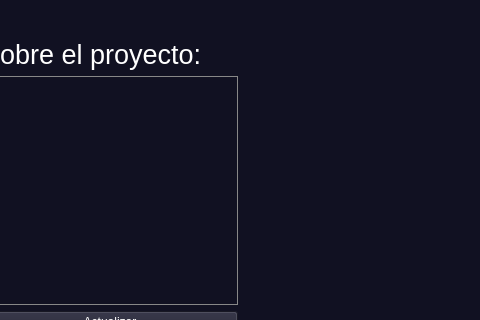
Before: the Qt Designer form pages/project_page/projectpage.ui in braiaantt/Braian-Web-Admin-Panel, drawn with Qt 5; both pictures show x 602 to 1082 and y 0 to 320 of the 1082 by 729 pixel window.
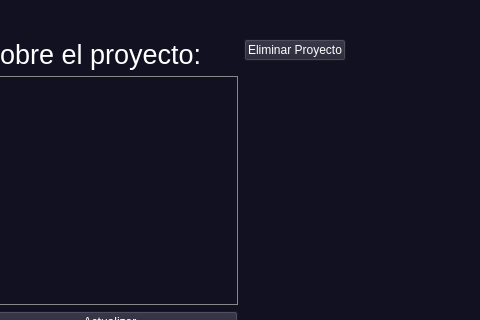
After: the same form once the commit is applied. Custom widgets are drawn as their Qt base class.

Commit message: feat ui(ProjectPage): add pushButtonDeleteProject

Patch:
```diff
--- a/pages/project_page/projectpage.ui
+++ b/pages/project_page/projectpage.ui
@@ -158,6 +158,13 @@
        </item>
       </layout>
      </item>
+     <item alignment="Qt::AlignmentFlag::AlignTop">
+      <widget class="QPushButton" name="pushButtonDeleteProject">
+       <property name="text">
+        <string>Eliminar Proyecto</string>
+       </property>
+      </widget>
+     </item>
      <item>
       <spacer name="horizontalSpacer_2">
        <property name="orientation">
```
